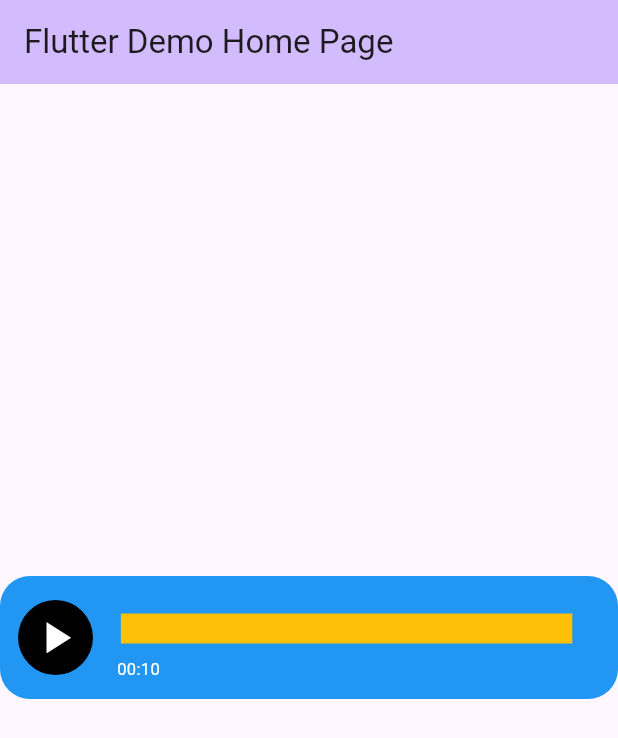
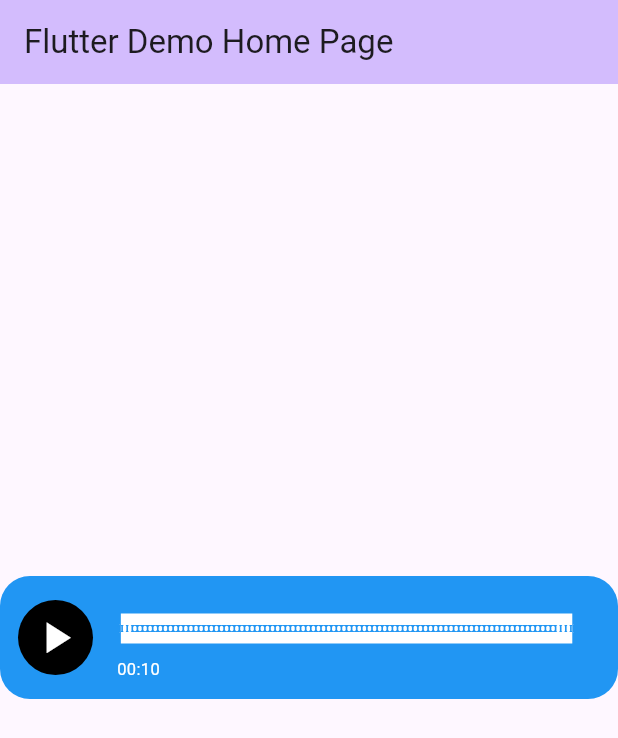
Before and after one commit to lucianokapluk/voice_message_package_2, a Flutter app: the screen it shows after launch, on a phone screen of 412 x 824 dp. Shown: the top 738 px of the screen. Run offline on Flutter 3.47's test engine with Material 3 defaults, Android fonts, the phone set to English and light mode, and no system bars; our stand-ins replace flutter_cache_manager, just_audio.

Commit message:
fix color noises

```diff
--- a/example/lib/main.dart
+++ b/example/lib/main.dart
@@ -54,7 +54,7 @@ class MyHomePage extends StatelessWidget {
                     circlesColor: Colors.black,
                     backgroundColor: Colors.blue,
                     activeSliderColor: Colors.black,
-                    notActiveSliderColor: Colors.amber,
+                    notActiveSliderColor: Colors.white,
                     size: 50,
                     playIcon: const Icon(
                       Icons.play_arrow,
--- a/lib/src/voice_message_view.dart
+++ b/lib/src/voice_message_view.dart
@@ -214,7 +214,7 @@ class VoiceMessageView extends StatelessWidget {
                   },
                   child: Noises(
                     rList: controller.randoms!,
-                    activeSliderColor: Colors.transparent,
+                    activeSliderColor: notActiveSliderColor!,
                   ),
                 ),
               ),
--- a/lib/src/widgets/single_noise.dart
+++ b/lib/src/widgets/single_noise.dart
@@ -47,8 +47,6 @@ class _SingleNoiseState extends State<SingleNoise> {
   }
 
   @override
-
-  /// Build the widget.
   Widget build(BuildContext context) {
     return Container(
       /*   margin: EdgeInsets.symmetric(horizontal: .2.w()), */
```
Also changed, not shown: 3 other files.
